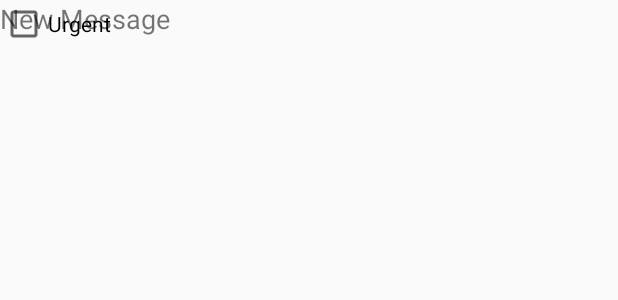
After one commit to mggates39/AnDevCon2017-IoT-Hackathon, an Android app: the layout activity_new_message.xml on its own in the app's theme, with its tools: preview values and no code run, on a phone screen of 412 x 824 dp. The commit adds this screen. Shown: the top 300 px of the screen. Run offline under Robolectric (Android 15) with nearby library versions, the phone set to English and light mode, and no system bars.

Commit message:
Attempted to add new message page

```diff
--- a/Test01/mobile/build.gradle
+++ b/Test01/mobile/build.gradle
@@ -35,4 +35,5 @@ dependencies {
 
 
 
+
 apply plugin: 'com.google.gms.google-services'
--- a/Test01/mobile/src/main/AndroidManifest.xml
+++ b/Test01/mobile/src/main/AndroidManifest.xml
@@ -30,7 +30,8 @@
         <activity
             android:name=".NewUserActivity"
             android:label="@string/title_activity_new_user"
-            android:theme="@style/AppTheme.NoActionBar"></activity>
+            android:theme="@style/AppTheme.NoActionBar" />
+        <activity android:name=".NewMessageActivity"></activity>
     </application>
 
 </manifest>
--- /dev/null
+++ b/Test01/mobile/src/main/java/com/corgihat/iot/test01/NewMessageActivity.java
@@ -0,0 +1,13 @@
+package com.corgihat.iot.test01;
+
+import android.support.v7.app.AppCompatActivity;
+import android.os.Bundle;
+
+public class NewMessageActivity extends AppCompatActivity {
+
+    @Override
+    protected void onCreate(Bundle savedInstanceState) {
+        super.onCreate(savedInstanceState);
+        setContentView(R.layout.activity_new_message);
+    }
+}
--- /dev/null
+++ b/Test01/mobile/src/main/res/layout/activity_new_message.xml
@@ -0,0 +1,26 @@
+<?xml version="1.0" encoding="utf-8"?>
+<android.support.constraint.ConstraintLayout xmlns:android="http://schemas.android.com/apk/res/android"
+    xmlns:app="http://schemas.android.com/apk/res-auto"
+    xmlns:tools="http://schemas.android.com/tools"
+    android:layout_width="match_parent"
+    android:layout_height="match_parent"
+    tools:context="com.corgihat.iot.test01.NewMessageActivity">
+
+    <TextView
+        android:id="@+id/textMessage"
+        android:layout_width="wrap_content"
+        android:layout_height="wrap_content"
+        android:text="@string/message"
+        android:textSize="18sp"
+        app:layout_constraintLeft_toLeftOf="parent"
+        tools:layout_constraintBaseline_creator="1"
+        tools:layout_constraintLeft_creator="1" />
+
+    <CheckBox
+        android:id="@+id/isUrgent"
+        android:layout_width="wrap_content"
+        android:layout_height="wrap_content"
+        android:text="@string/isUrgent"
+        />
+
+</android.support.constraint.ConstraintLayout>
--- a/Test01/mobile/src/main/res/values/strings.xml
+++ b/Test01/mobile/src/main/res/values/strings.xml
@@ -31,4 +31,7 @@
     <string name="user_name_placeholder">User: %1$s</string>
     <string name="user_saved">User Saved</string>
 
+    <!-- Strings related to new message -->
+    <string name="message">New Message</string>
+    <string name="isUrgent">Urgent</string>
 </resources>
```
